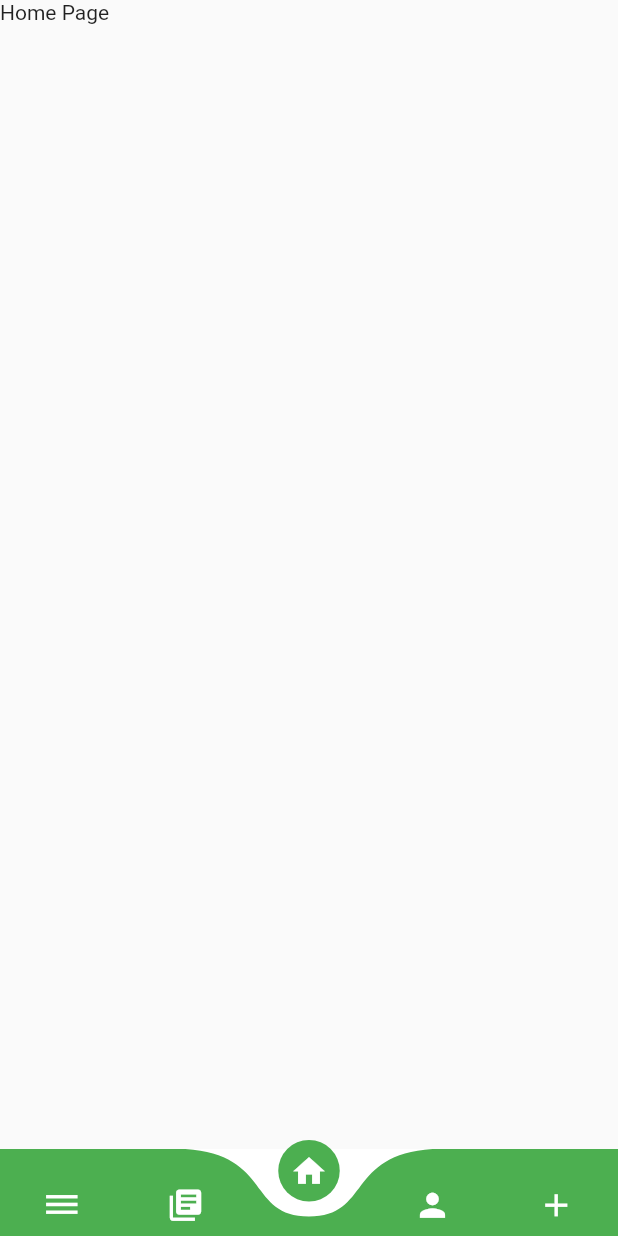
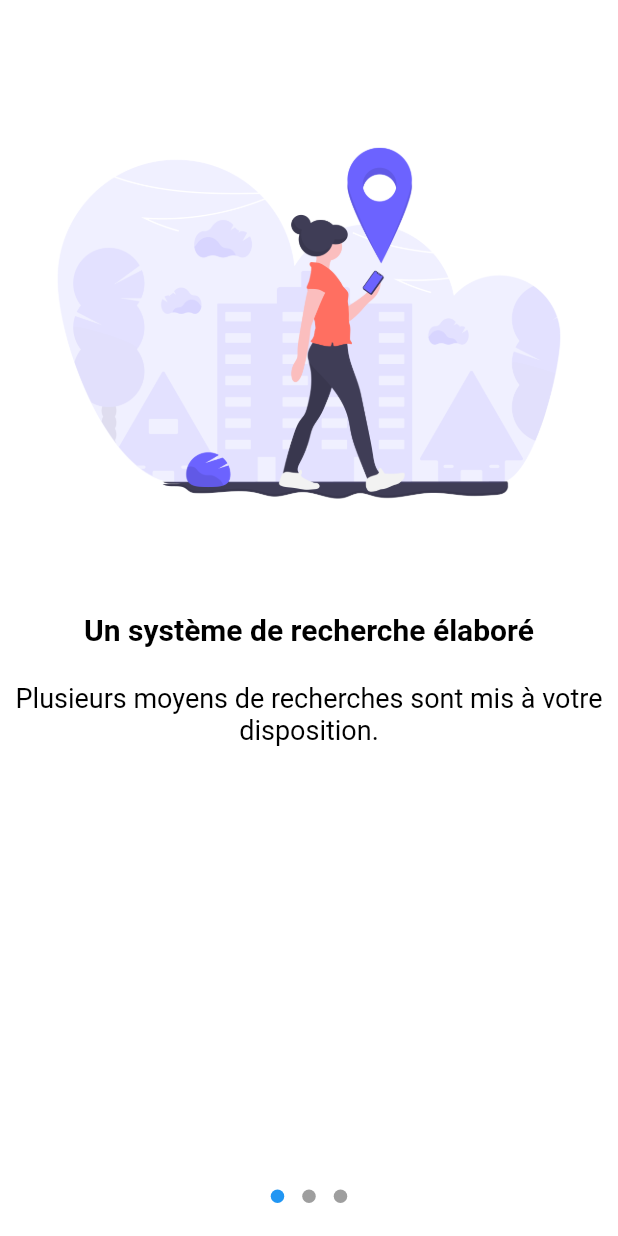
Before and after one commit to lblandin/CityAccessFlutter, a Flutter app: the screen it shows after launch, on a phone screen of 412 x 824 dp. Run offline on Flutter 3.47's test engine with Material 2 defaults, Android fonts, the phone set to English and light mode, and no system bars; drawn by our look-alikes of curved_navigation_bar, introduction_screen; our stand-ins replace firebase_core, firebase_database; accounts and stored records are empty.

Commit message:
Création des tutos au lancement de l'application

```diff
--- a/lib/main.dart
+++ b/lib/main.dart
@@ -8,9 +8,9 @@ import 'menu/listActu.dart';
 import 'menu/listTerrain.dart';
 import 'menu/profil.dart';
 
-void main() {
-  runApp(MyApp());
-}
+//void main() {
+//  runApp(MyApp());
+//}
 
 class MyApp extends StatelessWidget {
   // This widget is the root of your application.
--- /dev/null
+++ b/lib/screen/onboarding_screen.dart
@@ -0,0 +1,72 @@
+import 'package:CityAccess/main.dart';
+import 'package:flutter/material.dart';
+import 'package:flutter/services.dart';
+import 'package:introduction_screen/introduction_screen.dart';
+
+void main() {
+  runApp(MyApp());
+}
+
+class MyApp extends StatelessWidget {
+  // This widget is the root of your application.
+  @override
+  Widget build(BuildContext context) {
+    return MaterialApp(
+      title: 'City Access',
+      debugShowCheckedModeBanner: false,
+      theme: ThemeData(
+        primarySwatch: Colors.blue,
+        visualDensity: VisualDensity.adaptivePlatformDensity,
+      ),
+      home: OnboardingScreen(),
+    );
+  }
+}
+
+class OnboardingScreen extends StatelessWidget {
+  final pageDecoration = PageDecoration(
+    titleTextStyle:
+    PageDecoration().titleTextStyle.copyWith(color: Colors.black),
+    bodyTextStyle: PageDecoration().bodyTextStyle.copyWith(color: Colors.black),
+    contentPadding: const EdgeInsets.all(10),
+  );
+
+  List<PageViewModel> getPages() {
+    return [
+      PageViewModel(
+          image: Image.asset("assets/illustration.png"),
+          title: "Un système de recherche élaboré",
+          body: "Plusieurs moyens de recherches sont mis à votre disposition.",
+          decoration: pageDecoration),
+      PageViewModel(
+          image: Image.asset("assets/illustration.png"),
+          title: "Trouvez le terrain idéal",
+          body: "Trouvez facilement un terrain de sport proche de chez vous.",
+          decoration: pageDecoration),
+      PageViewModel(
+          image: Image.asset("assets/illustration.png"),
+          title: "Jouer avec n'importe qui",
+          body: "C'est le moment de faire des rencontres et de découvrir d'autres sports.",
+          decoration: pageDecoration),
+    ];
+  }
+
+  @override
+  Widget build(BuildContext context) {
+    return Scaffold(
+      body: IntroductionScreen(
+        globalBackgroundColor: Colors.white,
+        pages: getPages(),
+        done: Text(
+          "Done",
+          style: TextStyle(color: Colors.black),
+        ),
+        onDone: () {
+          Navigator.push(context, new MaterialPageRoute(
+              builder: (context) => MyHomePage()
+          ));
+        },
+      ),
+    );
+  }
+}
--- a/pubspec.yaml
+++ b/pubspec.yaml
@@ -32,6 +32,7 @@ dependencies:
   cupertino_icons: ^0.1.3
 
 dev_dependencies:
+  introduction_screen: ^1.0.7
   flutter_launcher_icons: "^0.8.0"
   flutter_test:
     sdk: flutter
@@ -53,8 +54,8 @@ flutter:
   uses-material-design: true
 
   # To add assets to your application, add an assets section, like this:
-  # assets:
-  #   - images/a_dot_burr.jpeg
+  assets:
+    - assets/
   #   - images/a_dot_ham.jpeg
 
   # An image asset can refer to one or more resolution-specific "variants", see
```
Also changed, not shown: assets/illustration.png (added), pubspec.lock.
